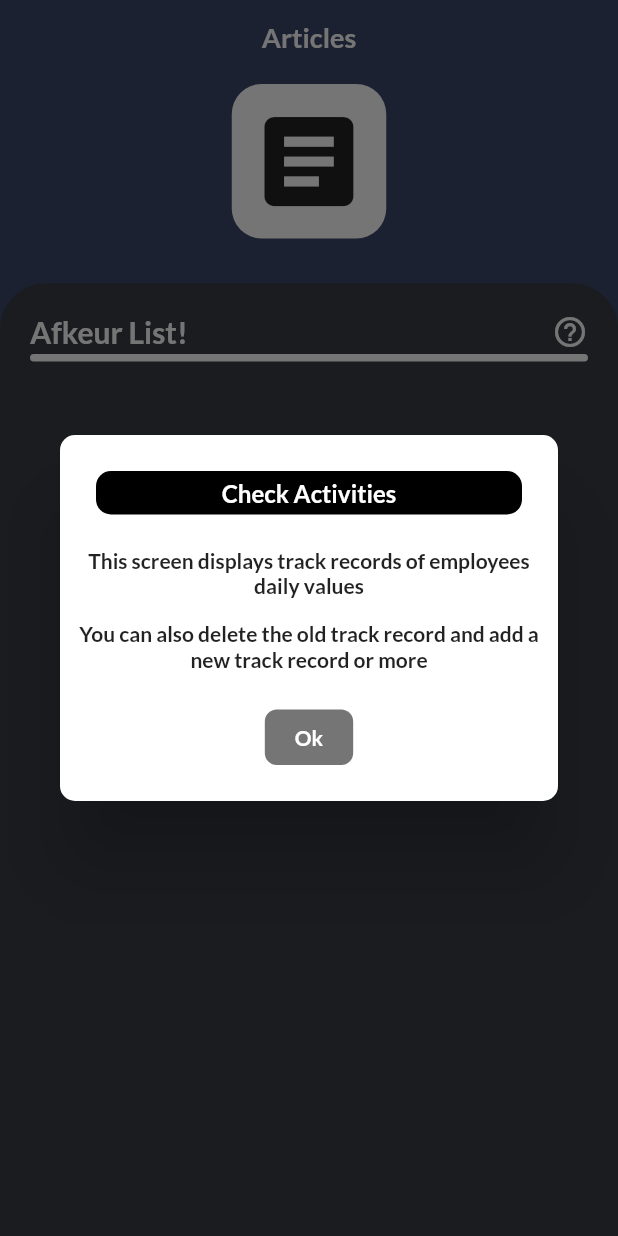
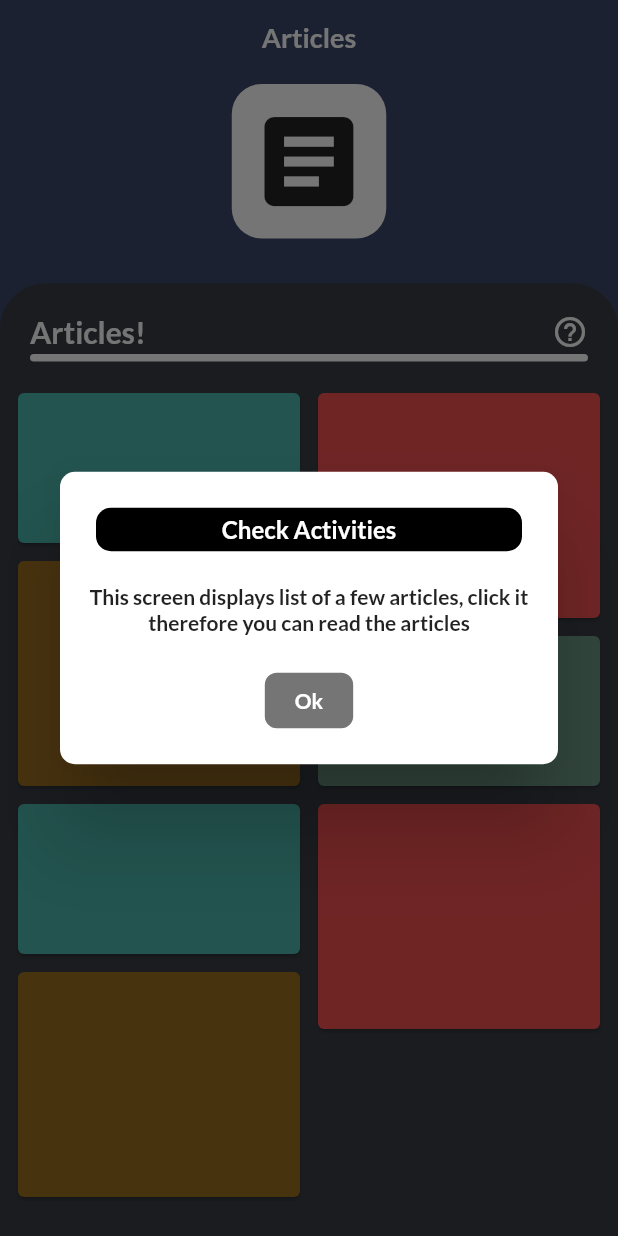
Before and after one commit to Rokel15/Jea-Aplikasi-Penulisan-Ilmiah-Gunadarma, a Flutter app: the Articles screen opened directly, after a tap on the "help outline" icon, on a phone screen of 412 x 824 dp. Run offline on Flutter 3.47's test engine with Material 2 defaults, Android fonts, the phone set to English and light mode, and no system bars; our stand-ins replace cloud_firestore, firebase_core, get, google_fonts, sqflite; accounts and stored records are empty.

Commit message:
ui article_2

```diff
--- a/lib/ui/Articles.dart
+++ b/lib/ui/Articles.dart
@@ -1,5 +1,7 @@
 import 'package:flutter/material.dart';
 import 'package:google_fonts/google_fonts.dart';
+import 'package:flutter_staggered_grid_view/flutter_staggered_grid_view.dart';
+import 'package:aplikasi_pi/ArticleModel.dart';
 
 class Articles extends StatefulWidget {
   const Articles({Key? key}) : super(key: key);
@@ -42,24 +44,10 @@ class _Articles extends State<Articles> {
           child: Column(
             children: [
               Container(
-                padding: EdgeInsets.only(top: 10, left: 5, right: 5, bottom: 5),
-                child: Center(
-                    child: Text(
-                      'This screen displays track records of employees daily values',
-                      textAlign: TextAlign.center,
-                      style: GoogleFonts.lato(
-                          textStyle: TextStyle(
-                              fontSize: 14,
-                              fontWeight: FontWeight.w600
-                          )
-                      ),
-                    )),
-              ),
-              Container(
                 padding: EdgeInsets.only(top: 10, left: 5, right: 5, bottom: 25),
                 child: Center(
                     child: Text(
-                      'You can also delete the old track record and add a new track record or more',
+                      'This screen displays list of a few articles, click it therefore you can read the articles',
                       textAlign: TextAlign.center,
                       style: GoogleFonts.lato(
                           textStyle: TextStyle(
@@ -181,7 +169,7 @@ class _Articles extends State<Articles> {
                             mainAxisAlignment: MainAxisAlignment.spaceBetween,
                             children: [
                               Text(
-                                  'Afkeur List!',
+                                  'Articles!',
                                   style: GoogleFonts.lato(
                                       textStyle: TextStyle(
                                         fontSize: 20,
@@ -215,15 +203,84 @@ class _Articles extends State<Articles> {
                         ],
                       ),
                     ),
+                    Container(
+                      width: double.infinity,
+                      padding: EdgeInsets.only(left: 8, right: 8),
+                      child: MasonryGridView.count(
+                        mainAxisSpacing: 4,
+                        crossAxisSpacing: 4,
+                        crossAxisCount: 2,
+                        physics: NeverScrollableScrollPhysics(),
+                        shrinkWrap: true,
+                        itemCount: listArticle.length,
+                        itemBuilder: (context, index){
+                          final article = listArticle[index];
+                          return InkWell(
+                            child: buildArticle(articleModel: article, index: index),
+                            onTap: (){
 
+                            },
+                          );
+                        },
+                      ),
+                    )
                   ],
                 ),
               ),
-            )
-
+            ),
           ],
         ),
       )
     );
   }
 }
+
+class buildArticle extends StatelessWidget{
+  ArticleModel articleModel;
+  int index;
+
+  buildArticle({
+    required this.articleModel,
+    required this.index,
+  });
+
+  Color? getColor(int index){
+    switch(index % 4){
+      case 0:
+        return Colors.teal[300];
+      case 1:
+        return Color(0xffF45050);
+      case 2:
+        return Color(0xff9E6F21);
+      case 3:
+        return Color(0xff6D9886);
+    }
+  }
+
+  double getMinHeight(int index){
+    switch(index % 4){
+      case 0:
+        return 100;
+      case 1:
+        return 150;
+      case 2:
+        return 150;
+      case 3:
+        return 100;
+      default:
+        return 100;
+    }
+  }
+
+  @override
+  Widget build(BuildContext context){
+    return Card(
+      color: getColor(index),
+      child: Container(
+        constraints: BoxConstraints(
+          minHeight: getMinHeight(index)
+        ),
+      ),
+    );
+  }
+}
```
